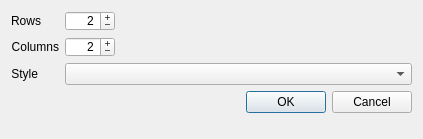
Above: src/gui/tableproperty.ui from NeoProgramming/NeoPad before the change. Below: the same form after it.
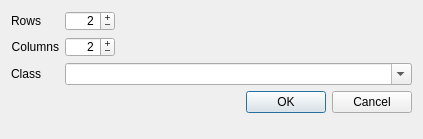
That is the form after the change.

Patch:
```diff
--- a/src/gui/tableproperty.ui
+++ b/src/gui/tableproperty.ui
@@ -124,12 +124,16 @@
     </widget>
    </item>
    <item row="2" column="1">
-    <widget class="QComboBox" name="comboBox"/>
+    <widget class="QComboBox" name="comboClass">
+     <property name="editable">
+      <bool>true</bool>
+     </property>
+    </widget>
    </item>
    <item row="2" column="0">
     <widget class="QLabel" name="label_3">
      <property name="text">
-      <string>Style</string>
+      <string>Class</string>
      </property>
      <property name="alignment">
       <set>Qt::AlignRight|Qt::AlignTrailing|Qt::AlignVCenter</set>
```
